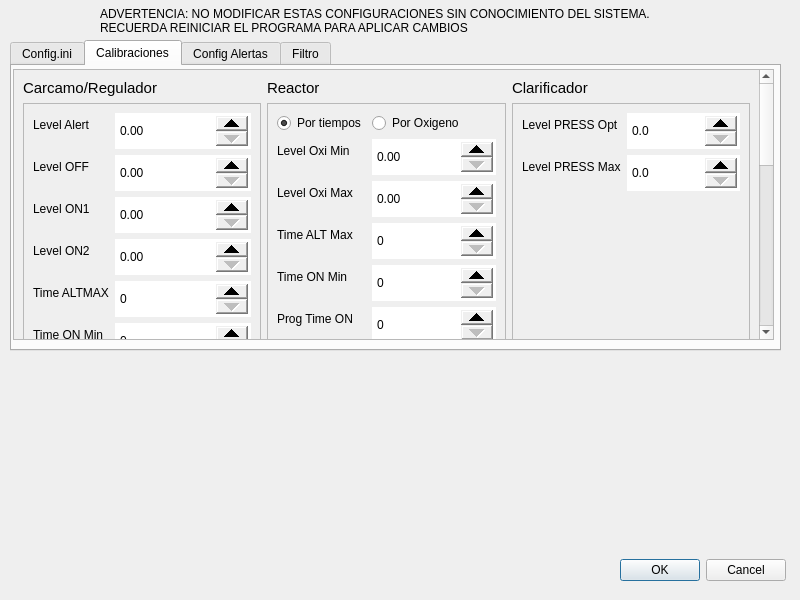
This is asa_application/settings.ui in razulued/qt_application as Qt 5 draws it before an edit. The edited form follows.
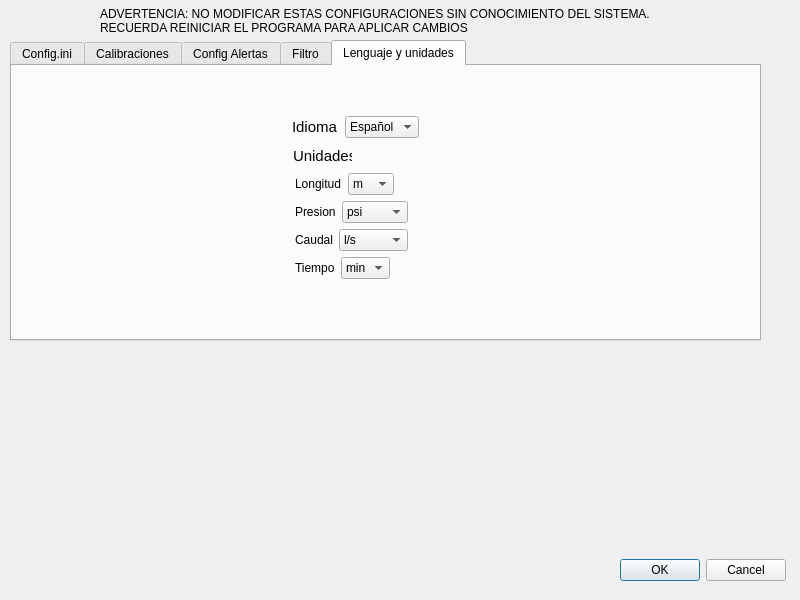
This is the edited form. Icons and pictures are not drawn.

The edit to the form file:
```diff
--- a/asa_application/settings.ui
+++ b/asa_application/settings.ui
@@ -50,12 +50,12 @@
     <rect>
      <x>10</x>
      <y>40</y>
-     <width>771</width>
-     <height>311</height>
+     <width>751</width>
+     <height>301</height>
     </rect>
    </property>
    <property name="currentIndex">
-    <number>1</number>
+    <number>4</number>
    </property>
    <widget class="QWidget" name="tab">
     <attribute name="title">
@@ -93,8 +93,8 @@
        <rect>
         <x>0</x>
         <y>0</y>
-        <width>843</width>
-        <height>816</height>
+        <width>741</width>
+        <height>786</height>
        </rect>
       </property>
       <layout class="QGridLayout" name="gridLayout">
@@ -4883,6 +4883,222 @@
      </widget>
     </widget>
    </widget>
+   <widget class="QWidget" name="tab_5">
+    <attribute name="title">
+     <string>Lenguaje y unidades</string>
+    </attribute>
+    <widget class="QWidget" name="layoutWidget">
+     <property name="geometry">
+      <rect>
+       <x>280</x>
+       <y>50</y>
+       <width>127</width>
+       <height>22</height>
+      </rect>
+     </property>
+     <layout class="QHBoxLayout" name="horizontalLayout">
+      <item>
+       <widget class="QLabel" name="label_26">
+        <property name="font">
+         <font>
+          <pointsize>11</pointsize>
+         </font>
+        </property>
+        <property name="text">
+         <string>Idioma</string>
+        </property>
+       </widget>
+      </item>
+      <item>
+       <widget class="QComboBox" name="combobox_idioma">
+        <item>
+         <property name="text">
+          <string>Español</string>
+         </property>
+        </item>
+        <item>
+         <property name="text">
+          <string>English</string>
+         </property>
+        </item>
+       </widget>
+      </item>
+     </layout>
+    </widget>
+    <widget class="QLabel" name="label_119">
+     <property name="geometry">
+      <rect>
+       <x>281</x>
+       <y>81</y>
+       <width>59</width>
+       <height>18</height>
+      </rect>
+     </property>
+     <property name="font">
+      <font>
+       <pointsize>11</pointsize>
+      </font>
+     </property>
+     <property name="text">
+      <string>Unidades</string>
+     </property>
+    </widget>
+    <widget class="QWidget" name="layoutWidget">
+     <property name="geometry">
+      <rect>
+       <x>283</x>
+       <y>107</y>
+       <width>131</width>
+       <height>108</height>
+      </rect>
+     </property>
+     <layout class="QFormLayout" name="formLayout_23">
+      <item row="0" column="0">
+       <layout class="QFormLayout" name="formLayout_5">
+        <item row="0" column="0">
+         <widget class="QLabel" name="label_89">
+          <property name="text">
+           <string>Longitud</string>
+          </property>
+         </widget>
+        </item>
+        <item row="0" column="1">
+         <widget class="QComboBox" name="combobox_longitud">
+          <item>
+           <property name="text">
+            <string>m</string>
+           </property>
+          </item>
+          <item>
+           <property name="text">
+            <string>cm</string>
+           </property>
+          </item>
+          <item>
+           <property name="text">
+            <string>ft</string>
+           </property>
+          </item>
+         </widget>
+        </item>
+       </layout>
+      </item>
+      <item row="1" column="0">
+       <layout class="QFormLayout" name="formLayout_14">
+        <item row="0" column="0">
+         <widget class="QLabel" name="label_90">
+          <property name="text">
+           <string>Presion</string>
+          </property>
+         </widget>
+        </item>
+        <item row="0" column="1">
+         <widget class="QComboBox" name="combobox_presion">
+          <item>
+           <property name="text">
+            <string>psi</string>
+           </property>
+          </item>
+          <item>
+           <property name="text">
+            <string>kg/cm²</string>
+           </property>
+          </item>
+          <item>
+           <property name="text">
+            <string>bar</string>
+           </property>
+          </item>
+          <item>
+           <property name="text">
+            <string>m.c.a</string>
+           </property>
+          </item>
+         </widget>
+        </item>
+       </layout>
+      </item>
+      <item row="2" column="0">
+       <layout class="QFormLayout" name="formLayout_21">
+        <item row="0" column="0">
+         <widget class="QLabel" name="label_91">
+          <property name="text">
+           <string>Caudal</string>
+          </property>
+         </widget>
+        </item>
+        <item row="0" column="1">
+         <widget class="QComboBox" name="combobox_caudal">
+          <item>
+           <property name="text">
+            <string>l/s</string>
+           </property>
+          </item>
+          <item>
+           <property name="text">
+            <string>l/min</string>
+           </property>
+          </item>
+          <item>
+           <property name="text">
+            <string>l/h</string>
+           </property>
+          </item>
+          <item>
+           <property name="text">
+            <string>gal/s</string>
+           </property>
+          </item>
+          <item>
+           <property name="text">
+            <string>gal/min</string>
+           </property>
+          </item>
+          <item>
+           <property name="text">
+            <string>gal/h</string>
+           </property>
+          </item>
+          <item>
+           <property name="text">
+            <string>m³/h</string>
+           </property>
+          </item>
+         </widget>
+        </item>
+       </layout>
+      </item>
+      <item row="3" column="0">
+       <layout class="QFormLayout" name="formLayout_22">
+        <item row="0" column="0">
+         <widget class="QLabel" name="label_92">
+          <property name="text">
+           <string>Tiempo</string>
+          </property>
+         </widget>
+        </item>
+        <item row="0" column="1">
+         <widget class="QComboBox" name="combobox_tiempo">
+          <item>
+           <property name="text">
+            <string>min</string>
+           </property>
+          </item>
+          <item>
+           <property name="text">
+            <string>h</string>
+           </property>
+          </item>
+         </widget>
+        </item>
+       </layout>
+      </item>
+     </layout>
+    </widget>
+    <zorder>label_119</zorder>
+    <zorder>layoutWidget</zorder>
+    <zorder>layoutWidget</zorder>
+   </widget>
   </widget>
   <widget class="QFrame" name="key_frame">
    <property name="geometry">
```
Left out of the diff: 10 changed lines with no effect on the pictures.
